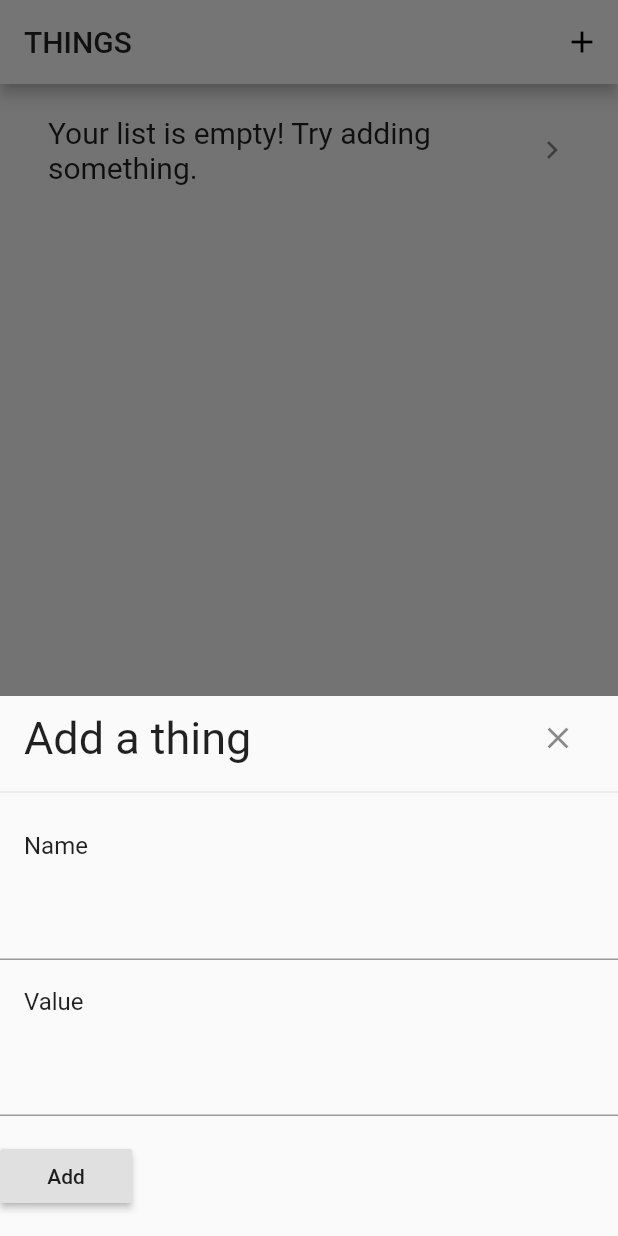
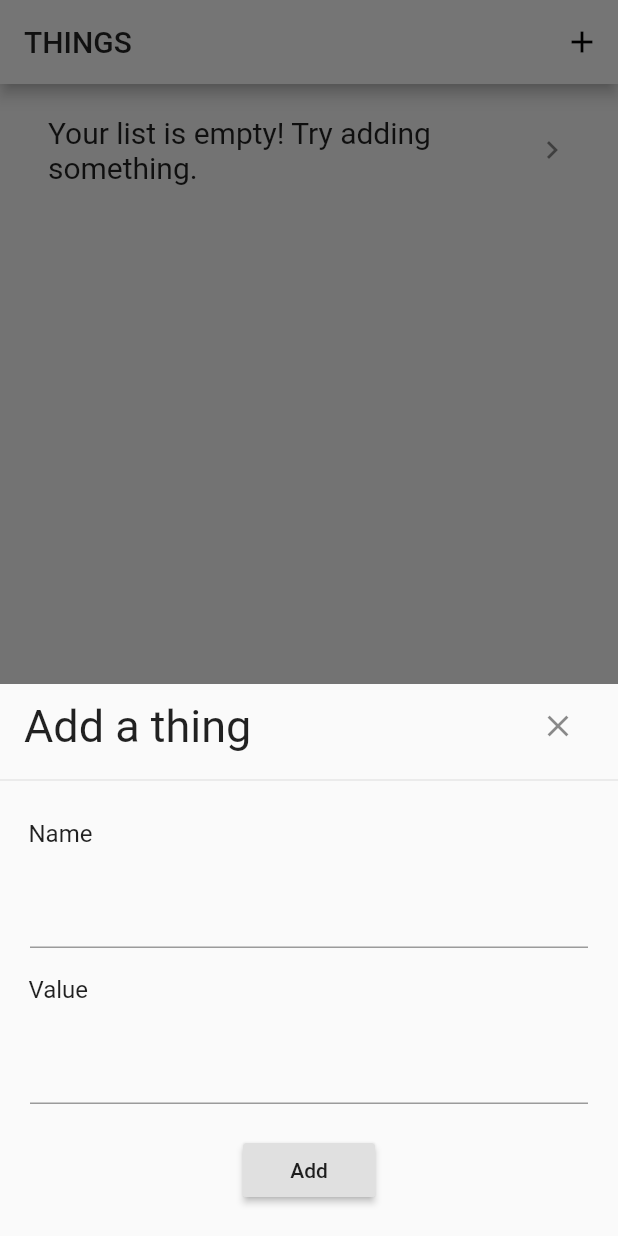
Before and after one commit to vacekj/thingsapp, a Flutter app: the screen it shows after launch, after a tap on the "add" icon, on a phone screen of 412 x 824 dp. Run offline on Flutter 3.47's test engine with Material 2 defaults, Android fonts, the phone set to English and light mode, and no system bars; our stand-ins replace sqflite; accounts and stored records are empty.

Commit message:
add padding and code cleanup

```diff
--- a/lib/main.dart
+++ b/lib/main.dart
@@ -1,6 +1,4 @@
 import 'package:flutter/material.dart';
-import 'package:path/path.dart' as p;
-import 'package:sqflite/sqflite.dart';
 import 'package:things_app/things_database.dart';
 
 void main() => runApp(MyApp());
@@ -49,15 +47,6 @@ class StartUpPage extends StatefulWidget {
 
 class _StartUpPageState extends State<StartUpPage> {
   final _formKey = GlobalKey<FormState>();
-  final Future<Database> thingsDatabase = openDatabase(
-    p.join(getDatabasesPath().toString(), 'things_database.db'),
-    onCreate: (db, version) {
-      return db.execute(
-        "CREATE TABLE things(id INTEGER PRIMARY KEY, name TEXT, value REAL)",
-      );
-    },
-    version: 1,
-  );
 
   final addItemNameController =
       TextEditingController(); //Used to retrieve user data from text fields
@@ -156,11 +145,16 @@ class _StartUpPageState extends State<StartUpPage> {
         children: <Widget>[
           //TODO deleting from list and database
           //Name
-          new ListTile(
+          Padding(
+            padding: const EdgeInsets.symmetric(horizontal: 3.0),
+            child: new ListTile(
               title: new Text('Name'),
               onTap: () => {},
             ),
-          TextFormField(
+          ),
+          Padding(
+            padding: const EdgeInsets.symmetric(horizontal: 20.0),
+            child: TextFormField(
               validator: (value) {
                 if (value.isEmpty) {
                   return 'Please enter a name';
@@ -169,12 +163,18 @@ class _StartUpPageState extends State<StartUpPage> {
               },
               controller: addItemNameController,
             ),
+          ),
           //Value
-          new ListTile(
+          Padding(
+            padding: const EdgeInsets.symmetric(horizontal: 3.0),
+            child: new ListTile(
               title: new Text('Value'),
               onTap: () => {},
             ),
-          TextFormField(
+          ),
+          Padding(
+            padding: const EdgeInsets.symmetric(horizontal: 20.0),
+            child: TextFormField(
               validator: (value) {
                 if (value.isEmpty) {
                   return 'Please enter a value';
@@ -183,8 +183,10 @@ class _StartUpPageState extends State<StartUpPage> {
               },
               controller: addItemValueController,
             ),
+          ),
           Padding(
-              padding: const EdgeInsets.symmetric(vertical: 16.0),
+              padding: const EdgeInsets.symmetric(vertical: 20.0),
+              child: Center(
                 child: RaisedButton(
                   onPressed: () {
                     if (_formKey.currentState.validate()) {
@@ -216,6 +218,8 @@ class _StartUpPageState extends State<StartUpPage> {
                     }
                   },
                   child: new Text('Add'),
+
+                ),
               ))
         ],
       ),
```
Lines whose indentation alone changed are shown as unchanged.
